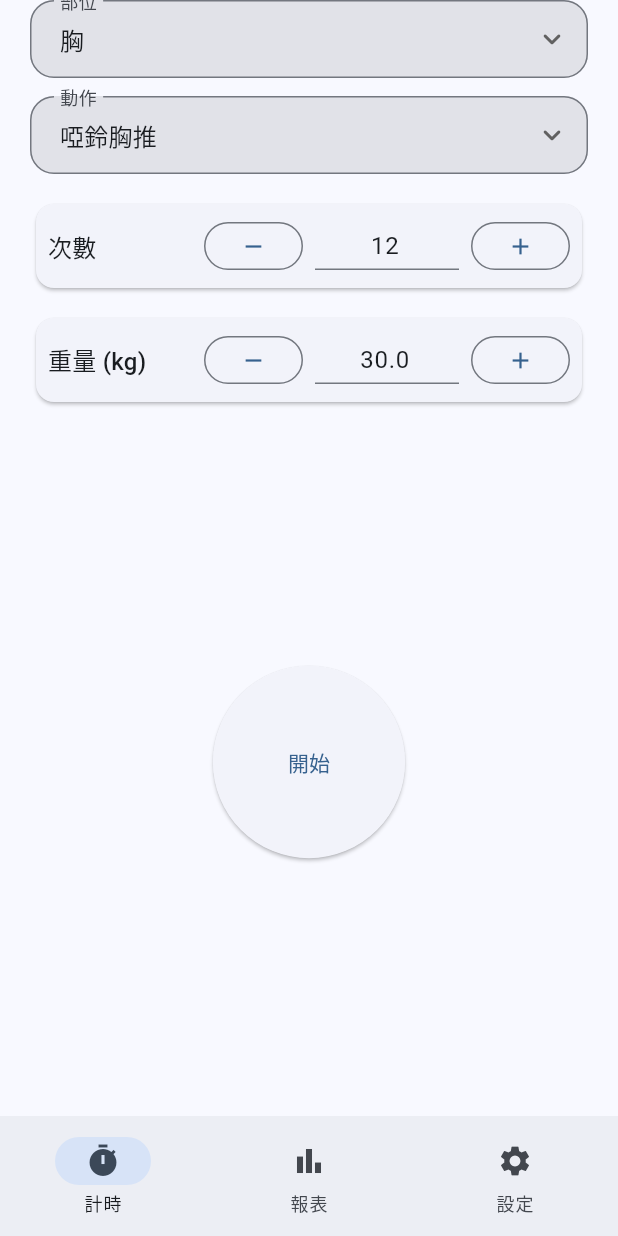
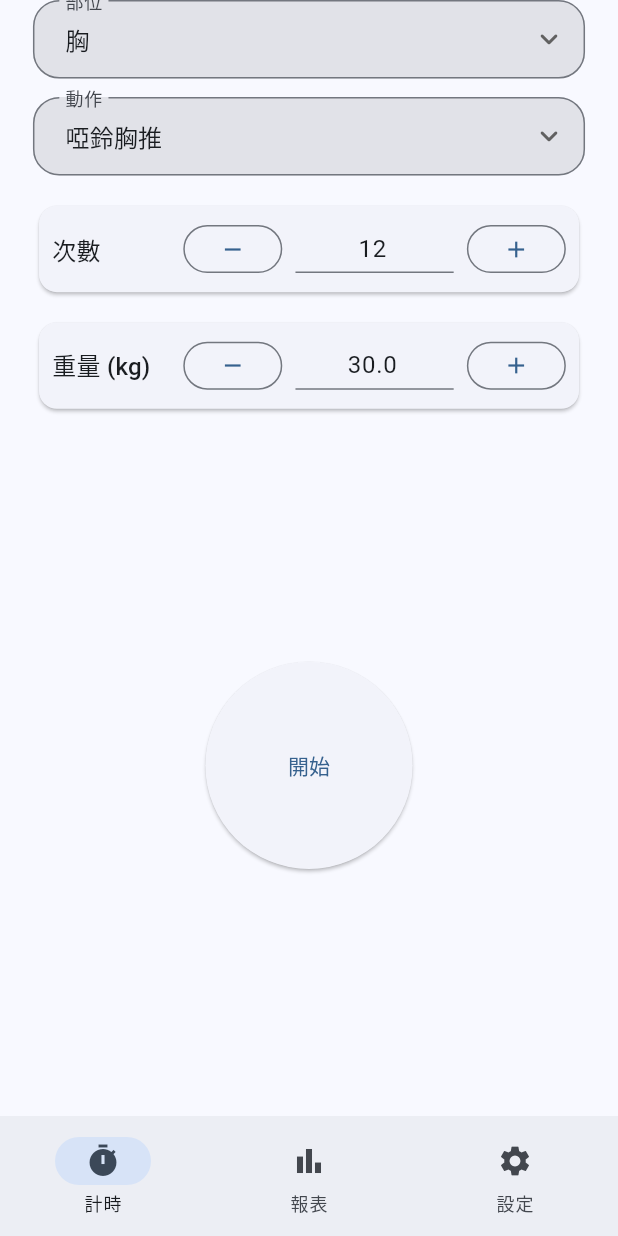
Before and after one commit to jia741/IronDiary, a Flutter app: the screen it shows after launch, on a phone screen of 412 x 824 dp. Run offline on Flutter 3.47's test engine with Material 3 defaults, Android fonts, the phone set to English and light mode, and no system bars; our stand-ins replace sqflite; accounts and stored records are empty.

Commit message:
feat: provide screen util for sizing

```diff
--- a/lib/home_page.dart
+++ b/lib/home_page.dart
@@ -4,6 +4,7 @@ import 'package:flutter/services.dart';
 import 'database_helper.dart';
 import 'exercise_settings_page.dart';
 import 'report_page.dart';
+import 'screen_util.dart';
 
 class HomePage extends StatefulWidget {
   const HomePage({super.key});
@@ -136,6 +137,7 @@ class _HomePageState extends State<HomePage> {
 
   @override
   Widget build(BuildContext context) {
+    ScreenUtil.init(context);
     if (_loading) {
       return const Scaffold(body: Center(child: CircularProgressIndicator()));
     }
@@ -145,7 +147,7 @@ class _HomePageState extends State<HomePage> {
         child: AbsorbPointer(
           absorbing: _isTiming,
           child: Padding(
-            padding: const EdgeInsets.symmetric(horizontal: 20),
+            padding: EdgeInsets.symmetric(horizontal: ScreenUtil.w(20)),
             child: Column(
               children: [
                 // 美化下拉 1：部位
@@ -164,7 +166,7 @@ class _HomePageState extends State<HomePage> {
                   onChanged: _onCategoryChanged,
                 ),
 
-                const SizedBox(height: 12),
+                SizedBox(height: ScreenUtil.h(12)),
                 // 美化下拉 2：動作
                 prettyDropdown<int>(
                   context: context,
@@ -180,7 +182,7 @@ class _HomePageState extends State<HomePage> {
                       .toList(),
                   onChanged: (id) => setState(() => _selectedExercise = id),
                 ),
-                const SizedBox(height: 16),
+                SizedBox(height: ScreenUtil.h(16)),
 
                 // 數值列：左右留白已由外層 padding 提供
                 NumberRow(
@@ -193,7 +195,7 @@ class _HomePageState extends State<HomePage> {
                       setState(() => reps = int.tryParse(v) ?? reps),
                   inputFormatters: [FilteringTextInputFormatter.digitsOnly],
                 ),
-                const SizedBox(height: 12),
+                SizedBox(height: ScreenUtil.h(12)),
                 NumberRow(
                   label: '重量 (kg)',
                   valueText: weight.toStringAsFixed(1),
@@ -218,7 +220,7 @@ class _HomePageState extends State<HomePage> {
                     onPressed: _isTiming ? null : _startWorkout,
                     style: ElevatedButton.styleFrom(
                       shape: const CircleBorder(),
-                      padding: const EdgeInsets.all(50),
+                      padding: EdgeInsets.all(ScreenUtil.w(50)),
                     ),
                     child: Text(_isTiming ? '$_remainingSeconds' : '開始'),
                   ),
@@ -280,10 +282,12 @@ Widget prettyDropdown<T>({
       labelText: label,
       filled: true,
       fillColor: cs.surfaceContainerHighest,
-      contentPadding: const EdgeInsets.symmetric(horizontal: 16, vertical: 14),
-      border: OutlineInputBorder(borderRadius: BorderRadius.circular(16)),
+      contentPadding: EdgeInsets.symmetric(
+          horizontal: ScreenUtil.w(16), vertical: ScreenUtil.h(14)),
+      border: OutlineInputBorder(
+          borderRadius: BorderRadius.circular(ScreenUtil.w(16))),
       enabledBorder: OutlineInputBorder(
-        borderRadius: BorderRadius.circular(16),
+        borderRadius: BorderRadius.circular(ScreenUtil.w(16)),
         borderSide: BorderSide(color: Theme.of(context).dividerColor),
       ),
     ),
@@ -335,7 +339,7 @@ class _NumberRowState extends State<NumberRow> {
   Widget build(BuildContext context) {
     return Card(
       child: Padding(
-        padding: const EdgeInsets.all(8),
+        padding: EdgeInsets.all(ScreenUtil.w(8)),
         child: Row(
           children: [
             Text(widget.label, style: Theme.of(context).textTheme.titleMedium),
@@ -345,9 +349,9 @@ class _NumberRowState extends State<NumberRow> {
               style: const ButtonStyle(visualDensity: VisualDensity.compact),
               child: const Icon(Icons.remove),
             ),
-            const SizedBox(width: 8),
+            SizedBox(width: ScreenUtil.w(8)),
             SizedBox(
-              width: 96,
+              width: ScreenUtil.w(96),
               child: TextField(
                 controller: _c,
                 textAlign: TextAlign.center,
@@ -357,7 +361,7 @@ class _NumberRowState extends State<NumberRow> {
                 decoration: const InputDecoration(isDense: true),
               ),
             ),
-            const SizedBox(width: 8),
+            SizedBox(width: ScreenUtil.w(8)),
             OutlinedButton(
               onPressed: widget.onPlus,
               style: const ButtonStyle(visualDensity: VisualDensity.compact),
--- /dev/null
+++ b/lib/screen_util.dart
@@ -0,0 +1,35 @@
+import 'package:flutter/widgets.dart';
+
+/// Utility to scale dimensions based on screen size.
+///
+/// Call [ScreenUtil.init] in a widget's build method before using [w] or [h]
+/// to scale width and height respectively. The default design size is based on
+/// a 375x812 layout.
+class ScreenUtil {
+  static late double _scaleWidth;
+  static late double _scaleHeight;
+  static bool _initialized = false;
+
+  /// Initialize with the current [context] and an optional design size.
+  static void init(BuildContext context,
+      {double designWidth = 375, double designHeight = 812}) {
+    final size = MediaQuery.sizeOf(context);
+    _scaleWidth = size.width / designWidth;
+    _scaleHeight = size.height / designHeight;
+    _initialized = true;
+  }
+
+  static double w(double width) {
+    if (!_initialized) {
+      throw StateError('ScreenUtil.init must be called before using w().');
+    }
+    return width * _scaleWidth;
+  }
+
+  static double h(double height) {
+    if (!_initialized) {
+      throw StateError('ScreenUtil.init must be called before using h().');
+    }
+    return height * _scaleHeight;
+  }
+}
```
